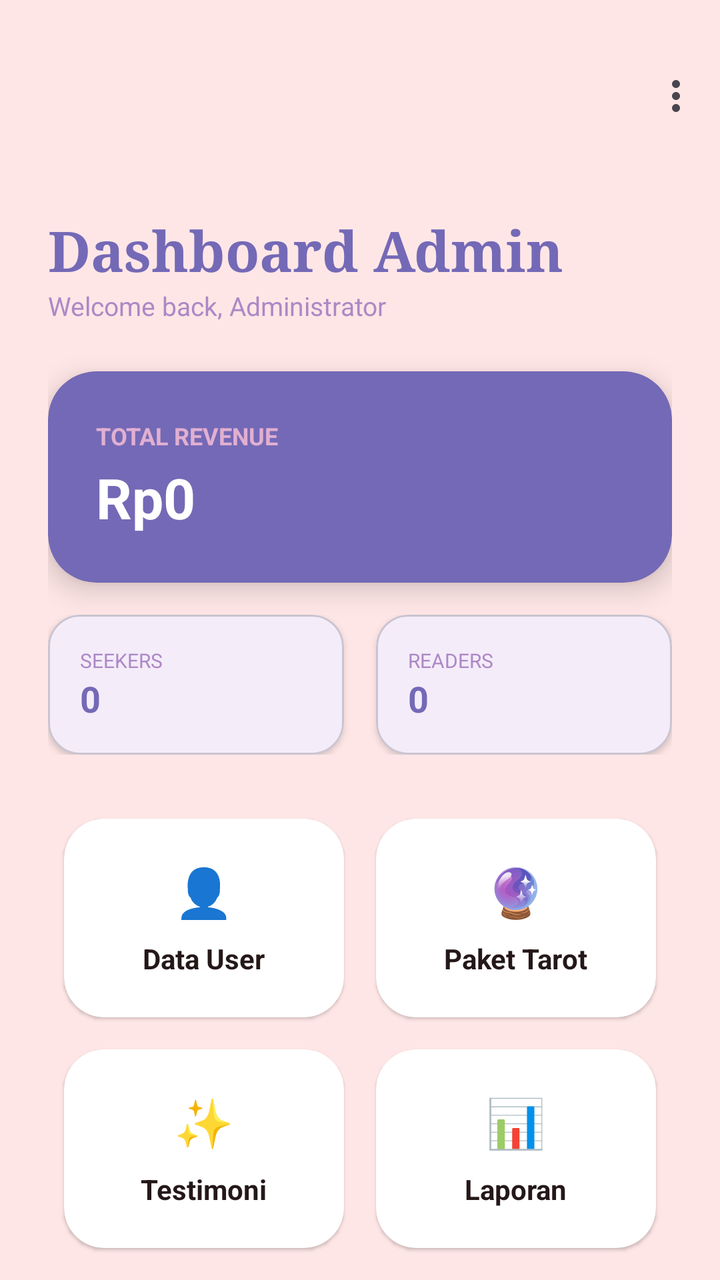
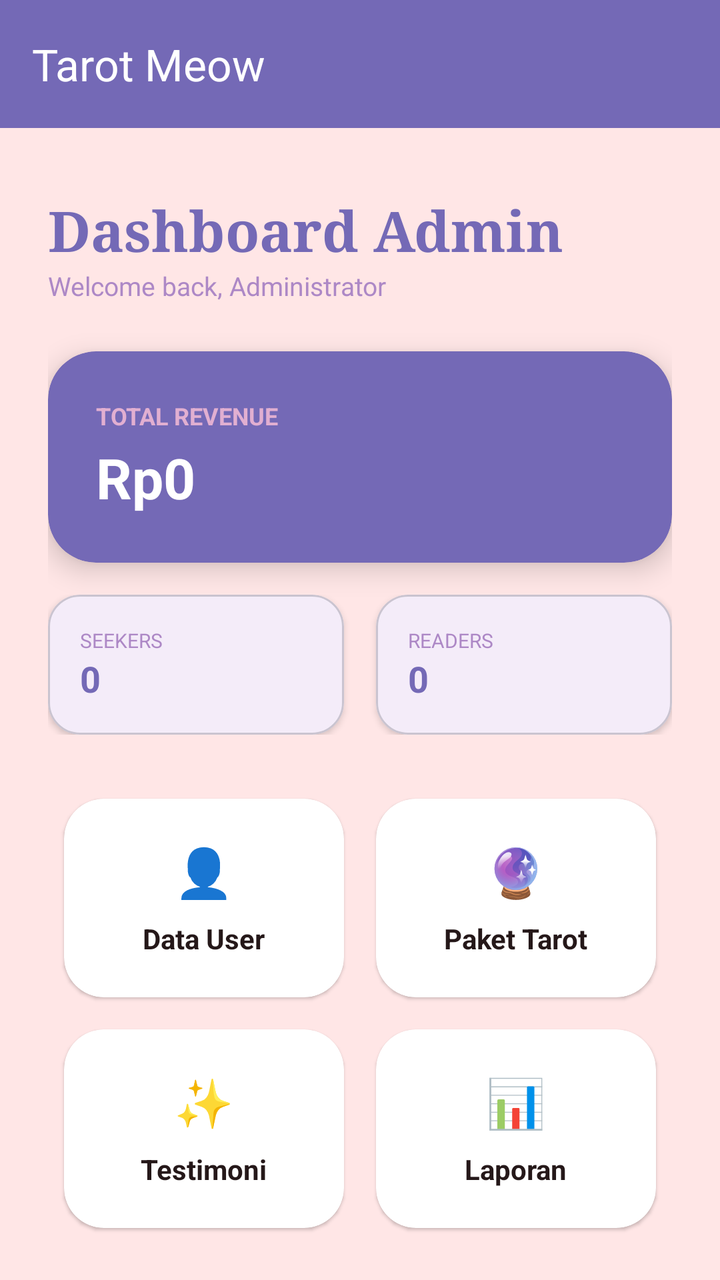

An Android layout rendered at two revisions. The XML below is the earlier revision; the diff shows what the commit changed to produce the second picture.
<!-- AndroidManifest.xml: application theme Theme.Tarot -->
<!-- res/layout/activity_admin.xml -->
<?xml version="1.0" encoding="utf-8"?>
<LinearLayout xmlns:android="http://schemas.android.com/apk/res/android"
    xmlns:app="http://schemas.android.com/apk/res-auto"
    android:layout_width="match_parent"
    android:layout_height="match_parent"
    android:orientation="vertical"
    android:background="#FFE6E6">

    <com.google.android.material.appbar.MaterialToolbar
        android:id="@+id/toolbarAdmin"
        android:layout_width="match_parent"
        android:layout_height="?attr/actionBarSize"
        android:background="#FFE6E6"
        android:layout_marginTop="16dp"
        app:menu="@menu/admin_menu_option"
        app:popupTheme="@style/ThemeOverlay.Material3.Light"
        app:titleTextColor="#7469B6" />

    <androidx.core.widget.NestedScrollView
        android:layout_width="match_parent"
        android:layout_height="0dp"
        android:layout_weight="1"
        android:fillViewport="true">

        <LinearLayout
            android:layout_width="match_parent"
            android:layout_height="wrap_content"
            android:orientation="vertical"
            android:padding="24dp">

            <RelativeLayout
                android:layout_width="match_parent"
                android:layout_height="wrap_content"
                android:layout_marginTop="1dp">

                <LinearLayout
                    android:layout_width="wrap_content"
                    android:layout_height="wrap_content"
                    android:orientation="vertical">

                    <TextView
                        android:layout_width="wrap_content"
                        android:layout_height="wrap_content"
                        android:layout_marginTop="1dp"
                        android:fontFamily="serif"
                        android:text="Dashboard Admin"
                        android:textColor="#7469B6"
                        android:textSize="28sp"
                        android:textStyle="bold" />

                    <TextView
                        android:layout_width="wrap_content"
                        android:layout_height="wrap_content"
                        android:text="Welcome back, Administrator"
                        android:textColor="#AD88C6"
                        android:textSize="13sp" />
                </LinearLayout>
            </RelativeLayout>

            <com.google.android.material.card.MaterialCardView
                android:id="@+id/cardRevenue"
                android:layout_width="match_parent"
                android:layout_height="wrap_content"
                android:layout_marginTop="24dp"
                app:cardBackgroundColor="#7469B6"
                app:cardCornerRadius="24dp"
                app:cardElevation="8dp"
                app:strokeWidth="0dp">
                <LinearLayout
                    android:padding="24dp"
                    android:orientation="vertical"
                    android:layout_width="match_parent"
                    android:layout_height="wrap_content">
                    <TextView
                        android:text="TOTAL REVENUE"
                        android:textSize="12sp"
                        android:textColor="#E1AFD1"
                        android:textStyle="bold"
                        android:layout_width="wrap_content"
                        android:layout_height="wrap_content" />
                    <TextView
                        android:id="@+id/tvTotalRevenue"
                        android:text="Rp0"
                        android:textSize="28sp"
                        android:textColor="#FFFFFF"
                        android:textStyle="bold"
                        android:layout_width="wrap_content"
                        android:layout_height="wrap_content"
                        android:layout_marginTop="4dp" />
                </LinearLayout>
            </com.google.android.material.card.MaterialCardView>

            <LinearLayout
                android:layout_width="match_parent"
                android:layout_height="wrap_content"
                android:layout_marginTop="16dp"
                android:orientation="horizontal"
                android:weightSum="2">

                <com.google.android.material.card.MaterialCardView
                    android:layout_width="0dp"
                    android:layout_height="wrap_content"
                    android:layout_weight="1"
                    android:layout_marginEnd="8dp"
                    app:cardCornerRadius="16dp"
                    app:cardElevation="2dp">
                    <LinearLayout android:padding="16dp" android:orientation="vertical" android:layout_width="match_parent" android:layout_height="wrap_content">
                        <TextView android:text="SEEKERS" android:textSize="10sp" android:textColor="#AD88C6" android:layout_width="wrap_content" android:layout_height="wrap_content"/>
                        <TextView android:id="@+id/tvActiveSeekers" android:text="0" android:textStyle="bold" android:textSize="18sp" android:textColor="#7469B6" android:layout_width="wrap_content" android:layout_height="wrap_content"/>
                    </LinearLayout>
                </com.google.android.material.card.MaterialCardView>

                <com.google.android.material.card.MaterialCardView
                    android:layout_width="0dp"
                    android:layout_height="wrap_content"
                    android:layout_weight="1"
                    android:layout_marginStart="8dp"
                    app:cardCornerRadius="16dp"
                    app:cardElevation="2dp">
                    <LinearLayout android:padding="16dp" android:orientation="vertical" android:layout_width="match_parent" android:layout_height="wrap_content">
                        <TextView android:text="READERS" android:textSize="10sp" android:textColor="#AD88C6" android:layout_width="wrap_content" android:layout_height="wrap_content"/>
                        <TextView android:id="@+id/tvVerifiedReaders" android:text="0" android:textStyle="bold" android:textSize="18sp" android:textColor="#7469B6" android:layout_width="wrap_content" android:layout_height="wrap_content"/>
                    </LinearLayout>
                </com.google.android.material.card.MaterialCardView>
            </LinearLayout>

            <GridLayout
                android:layout_width="match_parent"
                android:layout_height="wrap_content"
                android:layout_marginTop="24dp"
                android:columnCount="2"
                android:alignmentMode="alignMargins"
                android:columnOrderPreserved="false">

                <com.google.android.material.card.MaterialCardView
                    android:id="@+id/btnMenuUser"
                    style="@style/Widget.Material3.CardView.Elevated"
                    android:layout_width="0dp"
                    android:layout_height="wrap_content"
                    android:layout_columnWeight="1"
                    android:layout_margin="8dp"
                    app:cardBackgroundColor="#FFFFFF"
                    app:cardCornerRadius="20dp"
                    android:clickable="true"
                    android:focusable="true"
                    android:foreground="?attr/selectableItemBackground">
                    <LinearLayout android:padding="20dp" android:gravity="center" android:orientation="vertical" android:layout_width="match_parent" android:layout_height="wrap_content">
                        <TextView android:text="👤" android:textSize="24sp" android:layout_width="wrap_content" android:layout_height="wrap_content"/>
                        <TextView android:text="Data User" android:layout_marginTop="8dp" android:textColor="#251819" android:textStyle="bold" android:layout_width="wrap_content" android:layout_height="wrap_content"/>
                    </LinearLayout>
                </com.google.android.material.card.MaterialCardView>

                <com.google.android.material.card.MaterialCardView
                    android:id="@+id/btnMenuPackages"
                    style="@style/Widget.Material3.CardView.Elevated"
                    android:layout_width="0dp"
                    android:layout_height="wrap_content"
                    android:layout_columnWeight="1"
                    android:layout_margin="8dp"
                    app:cardBackgroundColor="#FFFFFF"
                    app:cardCornerRadius="20dp"
                    android:clickable="true"
                    android:focusable="true"
                    android:foreground="?attr/selectableItemBackground">
                    <LinearLayout android:padding="20dp" android:gravity="center" android:orientation="vertical" android:layout_width="match_parent" android:layout_height="wrap_content">
                        <TextView android:text="🔮" android:textSize="24sp" android:layout_width="wrap_content" android:layout_height="wrap_content"/>
                        <TextView android:text="Paket Tarot" android:layout_marginTop="8dp" android:textColor="#251819" android:textStyle="bold" android:layout_width="wrap_content" android:layout_height="wrap_content"/>
                    </LinearLayout>
                </com.google.android.material.card.MaterialCardView>

                <com.google.android.material.card.MaterialCardView
                    android:id="@+id/btnMenuTestimony"
                    style="@style/Widget.Material3.CardView.Elevated"
                    android:layout_width="0dp"
                    android:layout_height="wrap_content"
                    android:layout_columnWeight="1"
                    android:layout_margin="8dp"
                    app:cardBackgroundColor="#FFFFFF"
                    app:cardCornerRadius="20dp"
                    android:clickable="true"
                    android:focusable="true"
                    android:foreground="?attr/selectableItemBackground">
                    <LinearLayout android:padding="20dp" android:gravity="center" android:orientation="vertical" android:layout_width="match_parent" android:layout_height="wrap_content">
                        <TextView android:text="✨" android:textSize="24sp" android:layout_width="wrap_content" android:layout_height="wrap_content"/>
                        <TextView android:text="Testimoni" android:layout_marginTop="8dp" android:textColor="#251819" android:textStyle="bold" android:layout_width="wrap_content" android:layout_height="wrap_content"/>
                    </LinearLayout>
                </com.google.android.material.card.MaterialCardView>

                <com.google.android.material.card.MaterialCardView
                    android:id="@+id/btnMenuReport"
                    style="@style/Widget.Material3.CardView.Elevated"
                    android:layout_width="0dp"
                    android:layout_height="wrap_content"
                    android:layout_columnWeight="1"
                    android:layout_margin="8dp"
                    app:cardBackgroundColor="#FFFFFF"
                    app:cardCornerRadius="20dp"
                    android:clickable="true"
                    android:focusable="true"
                    android:foreground="?attr/selectableItemBackground">
                    <LinearLayout android:padding="20dp" android:gravity="center" android:orientation="vertical" android:layout_width="match_parent" android:layout_height="wrap_content">
                        <TextView android:text="📊" android:textSize="24sp" android:layout_width="wrap_content" android:layout_height="wrap_content"/>
                        <TextView android:text="Laporan" android:layout_marginTop="8dp" android:textColor="#251819" android:textStyle="bold" android:layout_width="wrap_content" android:layout_height="wrap_content"/>
                    </LinearLayout>
                </com.google.android.material.card.MaterialCardView>

            </GridLayout>

            <View android:layout_width="match_parent" android:layout_height="40dp" />

        </LinearLayout>
    </androidx.core.widget.NestedScrollView>

</LinearLayout>
<!-- resources referenced by this layout -->
<resources>
  <style name="Theme.Tarot" parent="Base.Theme.Tarot" />
  <style name="Base.Theme.Tarot" parent="Theme.Material3.DayNight.NoActionBar">
          <item name="colorPrimary">#7469B6</item>
          <item name="colorOnPrimary">#FFFFFF</item>
          <item name="colorPrimaryContainer">#F3E5F5</item>
  
          <item name="android:windowBackground">#FFE6E6</item>
  
          <item name="android:statusBarColor">#FFE6E6</item>
          <item name="android:windowLightStatusBar">true</item>
      </style>
</resources>

<!-- the commit's change to res/layout/activity_admin.xml (unified diff, before → after) -->
@@ -6,15 +6,15 @@
     android:orientation="vertical"
     android:background="#FFE6E6">
 
-    <com.google.android.material.appbar.MaterialToolbar
+    <androidx.appcompat.widget.Toolbar
         android:id="@+id/toolbarAdmin"
         android:layout_width="match_parent"
         android:layout_height="?attr/actionBarSize"
-        android:background="#FFE6E6"
-        android:layout_marginTop="16dp"
-        app:menu="@menu/admin_menu_option"
-        app:popupTheme="@style/ThemeOverlay.Material3.Light"
-        app:titleTextColor="#7469B6" />
+        android:background="#7469B6"
+        android:elevation="4dp"
+        app:title="Tarot Meow"
+        app:titleTextColor="#FFFFFF"
+        app:popupTheme="@style/ThemeOverlay.Material3.Dark" />
 
     <androidx.core.widget.NestedScrollView
         android:layout_width="match_parent"
@@ -31,7 +31,7 @@
             <RelativeLayout
                 android:layout_width="match_parent"
                 android:layout_height="wrap_content"
-                android:layout_marginTop="1dp">
+                android:layout_marginTop="8dp">
 
                 <LinearLayout
                     android:layout_width="wrap_content"
@@ -41,7 +41,6 @@
                     <TextView
                         android:layout_width="wrap_content"
                         android:layout_height="wrap_content"
-                        android:layout_marginTop="1dp"
                         android:fontFamily="serif"
                         android:text="Dashboard Admin"
                         android:textColor="#7469B6"
@@ -104,9 +103,15 @@
                     android:layout_marginEnd="8dp"
                     app:cardCornerRadius="16dp"
                     app:cardElevation="2dp">
-                    <LinearLayout android:padding="16dp" android:orientation="vertical" android:layout_width="match_parent" android:layout_height="wrap_content">
-                        <TextView android:text="SEEKERS" android:textSize="10sp" android:textColor="#AD88C6" android:layout_width="wrap_content" android:layout_height="wrap_content"/>
-                        <TextView android:id="@+id/tvActiveSeekers" android:text="0" android:textStyle="bold" android:textSize="18sp" android:textColor="#7469B6" android:layout_width="wrap_content" android:layout_height="wrap_content"/>
+                    <LinearLayout android:padding="16dp" android:orientation="vertical"
+                        android:layout_width="match_parent" android:layout_height="wrap_content">
+                        <TextView android:text="SEEKERS" android:textSize="10sp"
+                            android:textColor="#AD88C6" android:layout_width="wrap_content"
+                            android:layout_height="wrap_content"/>
+                        <TextView android:id="@+id/tvActiveSeekers" android:text="0"
+                            android:textStyle="bold" android:textSize="18sp"
+                            android:textColor="#7469B6" android:layout_width="wrap_content"
+                            android:layout_height="wrap_content"/>
                     </LinearLayout>
                 </com.google.android.material.card.MaterialCardView>
 
@@ -117,9 +122,15 @@
                     android:layout_marginStart="8dp"
                     app:cardCornerRadius="16dp"
                     app:cardElevation="2dp">
-                    <LinearLayout android:padding="16dp" android:orientation="vertical" android:layout_width="match_parent" android:layout_height="wrap_content">
-                        <TextView android:text="READERS" android:textSize="10sp" android:textColor="#AD88C6" android:layout_width="wrap_content" android:layout_height="wrap_content"/>
-                        <TextView android:id="@+id/tvVerifiedReaders" android:text="0" android:textStyle="bold" android:textSize="18sp" android:textColor="#7469B6" android:layout_width="wrap_content" android:layout_height="wrap_content"/>
+                    <LinearLayout android:padding="16dp" android:orientation="vertical"
+                        android:layout_width="match_parent" android:layout_height="wrap_content">
+                        <TextView android:text="READERS" android:textSize="10sp"
+                            android:textColor="#AD88C6" android:layout_width="wrap_content"
+                            android:layout_height="wrap_content"/>
+                        <TextView android:id="@+id/tvVerifiedReaders" android:text="0"
+                            android:textStyle="bold" android:textSize="18sp"
+                            android:textColor="#7469B6" android:layout_width="wrap_content"
+                            android:layout_height="wrap_content"/>
                     </LinearLayout>
                 </com.google.android.material.card.MaterialCardView>
             </LinearLayout>
@@ -144,9 +155,14 @@
                     android:clickable="true"
                     android:focusable="true"
                     android:foreground="?attr/selectableItemBackground">
-                    <LinearLayout android:padding="20dp" android:gravity="center" android:orientation="vertical" android:layout_width="match_parent" android:layout_height="wrap_content">
-                        <TextView android:text="👤" android:textSize="24sp" android:layout_width="wrap_content" android:layout_height="wrap_content"/>
-                        <TextView android:text="Data User" android:layout_marginTop="8dp" android:textColor="#251819" android:textStyle="bold" android:layout_width="wrap_content" android:layout_height="wrap_content"/>
+                    <LinearLayout android:padding="20dp" android:gravity="center"
+                        android:orientation="vertical" android:layout_width="match_parent"
+                        android:layout_height="wrap_content">
+                        <TextView android:text="👤" android:textSize="24sp"
+                            android:layout_width="wrap_content" android:layout_height="wrap_content"/>
+                        <TextView android:text="Data User" android:layout_marginTop="8dp"
+                            android:textColor="#251819" android:textStyle="bold"
+                            android:layout_width="wrap_content" android:layout_height="wrap_content"/>
                     </LinearLayout>
                 </com.google.android.material.card.MaterialCardView>
 
@@ -162,9 +178,14 @@
                     android:clickable="true"
                     android:focusable="true"
                     android:foreground="?attr/selectableItemBackground">
-                    <LinearLayout android:padding="20dp" android:gravity="center" android:orientation="vertical" android:layout_width="match_parent" android:layout_height="wrap_content">
-                        <TextView android:text="🔮" android:textSize="24sp" android:layout_width="wrap_content" android:layout_height="wrap_content"/>
-                        <TextView android:text="Paket Tarot" android:layout_marginTop="8dp" android:textColor="#251819" android:textStyle="bold" android:layout_width="wrap_content" android:layout_height="wrap_content"/>
+                    <LinearLayout android:padding="20dp" android:gravity="center"
+                        android:orientation="vertical" android:layout_width="match_parent"
+                        android:layout_height="wrap_content">
+                        <TextView android:text="🔮" android:textSize="24sp"
+                            android:layout_width="wrap_content" android:layout_height="wrap_content"/>
+                        <TextView android:text="Paket Tarot" android:layout_marginTop="8dp"
+                            android:textColor="#251819" android:textStyle="bold"
+                            android:layout_width="wrap_content" android:layout_height="wrap_content"/>
                     </LinearLayout>
                 </com.google.android.material.card.MaterialCardView>
 
@@ -180,9 +201,14 @@
                     android:clickable="true"
                     android:focusable="true"
                     android:foreground="?attr/selectableItemBackground">
-                    <LinearLayout android:padding="20dp" android:gravity="center" android:orientation="vertical" android:layout_width="match_parent" android:layout_height="wrap_content">
-                        <TextView android:text="✨" android:textSize="24sp" android:layout_width="wrap_content" android:layout_height="wrap_content"/>
-                        <TextView android:text="Testimoni" android:layout_marginTop="8dp" android:textColor="#251819" android:textStyle="bold" android:layout_width="wrap_content" android:layout_height="wrap_content"/>
+                    <LinearLayout android:padding="20dp" android:gravity="center"
+                        android:orientation="vertical" android:layout_width="match_parent"
+                        android:layout_height="wrap_content">
+                        <TextView android:text="✨" android:textSize="24sp"
+                            android:layout_width="wrap_content" android:layout_height="wrap_content"/>
+                        <TextView android:text="Testimoni" android:layout_marginTop="8dp"
+                            android:textColor="#251819" android:textStyle="bold"
+                            android:layout_width="wrap_content" android:layout_height="wrap_content"/>
                     </LinearLayout>
                 </com.google.android.material.card.MaterialCardView>
 
@@ -198,9 +224,14 @@
                     android:clickable="true"
                     android:focusable="true"
                     android:foreground="?attr/selectableItemBackground">
-                    <LinearLayout android:padding="20dp" android:gravity="center" android:orientation="vertical" android:layout_width="match_parent" android:layout_height="wrap_content">
-                        <TextView android:text="📊" android:textSize="24sp" android:layout_width="wrap_content" android:layout_height="wrap_content"/>
-                        <TextView android:text="Laporan" android:layout_marginTop="8dp" android:textColor="#251819" android:textStyle="bold" android:layout_width="wrap_content" android:layout_height="wrap_content"/>
+                    <LinearLayout android:padding="20dp" android:gravity="center"
+                        android:orientation="vertical" android:layout_width="match_parent"
+                        android:layout_height="wrap_content">
+                        <TextView android:text="📊" android:textSize="24sp"
+                            android:layout_width="wrap_content" android:layout_height="wrap_content"/>
+                        <TextView android:text="Laporan" android:layout_marginTop="8dp"
+                            android:textColor="#251819" android:textStyle="bold"
+                            android:layout_width="wrap_content" android:layout_height="wrap_content"/>
                     </LinearLayout>
                 </com.google.android.material.card.MaterialCardView>
 
